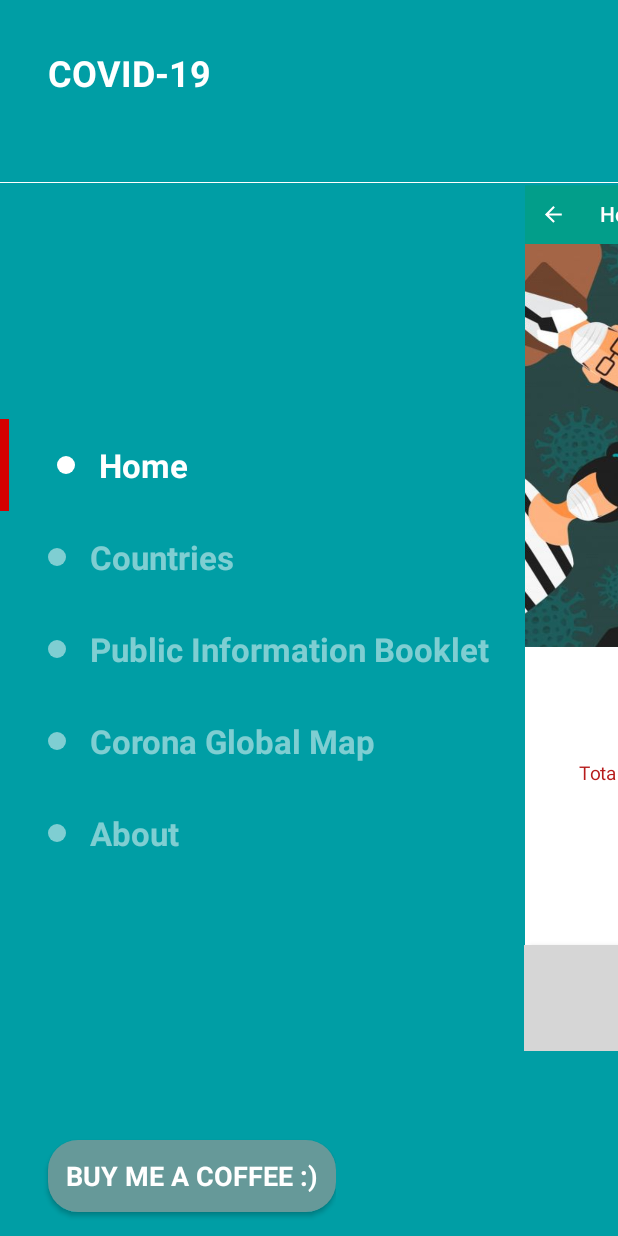
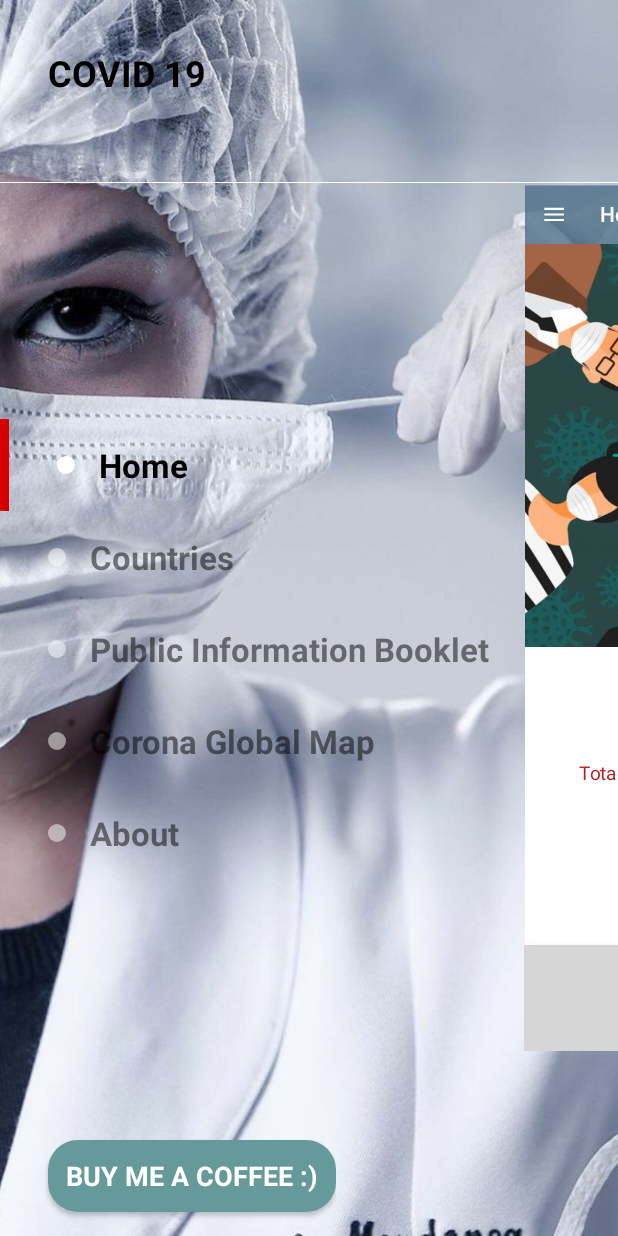
Before and after one commit to promodkumarCM/CovidTracker, an Android app: the screen it shows after launch (MainActivity), after a tap on "Open navigation drawer", on a phone screen of 412 x 824 dp. Run offline under Robolectric (Android 15) with nearby library versions, the phone set to English and light mode, and no system bars; our stand-ins replace Volley; network calls fail; grey boxes are pictures that could not be loaded.

Commit message:
Enthandokke cheythu

```diff
--- a/app/src/main/java/nl/psdcompany/duonavigationdrawer/example/MainActivity.java
+++ b/app/src/main/java/nl/psdcompany/duonavigationdrawer/example/MainActivity.java
@@ -1,11 +1,16 @@
 package nl.psdcompany.duonavigationdrawer.example;
 
 import android.os.Bundle;
+import android.view.View;
+import android.widget.TextView;
+import android.widget.Toast;
+
+import androidx.annotation.NonNull;
+import androidx.appcompat.app.AppCompatActivity;
+import androidx.appcompat.widget.Toolbar;
+import androidx.drawerlayout.widget.DrawerLayout;
 import androidx.fragment.app.Fragment;
 import androidx.fragment.app.FragmentTransaction;
-import androidx.appcompat.app.AppCompatActivity;
-import androidx.appcompat.widget.Toolbar;
-import android.widget.Toast;
 
 import java.util.ArrayList;
 import java.util.Arrays;
@@ -14,6 +19,7 @@ import nl.psdcompany.duonavigationdrawer.example.Others.MapFragment;
 import nl.psdcompany.duonavigationdrawer.example.Others.PublicInformation;
 import nl.psdcompany.duonavigationdrawer.example.country.CountryFragment;
 import nl.psdcompany.duonavigationdrawer.example.home.HomeFragment;
+import nl.psdcompany.duonavigationdrawer.example.utils.BasilHelper;
 import nl.psdcompany.duonavigationdrawer.views.DuoDrawerLayout;
 import nl.psdcompany.duonavigationdrawer.views.DuoMenuView;
 import nl.psdcompany.duonavigationdrawer.widgets.DuoDrawerToggle;
@@ -62,6 +68,32 @@ public class MainActivity extends AppCompatActivity implements DuoMenuView.OnMen
                 R.string.navigation_drawer_close);
 
         mViewHolder.mDuoDrawerLayout.setDrawerListener(duoDrawerToggle);
+        mViewHolder.mDuoDrawerLayout.setDrawerListener(new DrawerLayout.DrawerListener() {
+            @Override
+            public void onDrawerSlide(@NonNull View drawerView, float slideOffset) {
+
+            }
+
+            @Override
+            public void onDrawerOpened(@NonNull View drawerView) {
+
+                 TextView tt = drawerView.findViewById(R.id.duo_view_header_text_title);
+                 tt.setText("COVID 19");
+
+            }
+
+            @Override
+            public void onDrawerClosed(@NonNull View drawerView) {
+                TextView tt = drawerView.findViewById(R.id.duo_view_header_text_title);
+                tt.setText("");
+            }
+
+            @Override
+            public void onDrawerStateChanged(int newState) {
+
+            }
+        });
+
         duoDrawerToggle.syncState();
 
     }
@@ -70,12 +102,14 @@ public class MainActivity extends AppCompatActivity implements DuoMenuView.OnMen
         mMenuAdapter = new MenuAdapter(mTitles);
 
         mViewHolder.mDuoMenuView.setOnMenuClickListener(this);
+        mViewHolder.mDuoMenuView.setBackground(R.drawable.nav_back);
         mViewHolder.mDuoMenuView.setAdapter(mMenuAdapter);
     }
 
     @Override
     public void onFooterClicked() {
         Toast.makeText(this, "Thanks Buddy", Toast.LENGTH_SHORT).show();
+        BasilHelper.Snackbar(MainActivity.this,getWindow().getDecorView().getRootView(),"Thanks Buddy !",R.color.colorBlack,R.color.white);
     }
 
     @Override
@@ -115,9 +149,9 @@ public class MainActivity extends AppCompatActivity implements DuoMenuView.OnMen
             case 3:
                 goToFragment(new MapFragment(), false);
                 break;
-                default:
-                    goToFragment(new HomeFragment(), false);
-                    break;
+            default:
+                goToFragment(new HomeFragment(), false);
+                break;
         }
 
         // Close the drawer
--- a/app/src/main/res/values/colors.xml
+++ b/app/src/main/res/values/colors.xml
@@ -1,15 +1,20 @@
 <?xml version="1.0" encoding="utf-8"?>
 <resources>
 
-<!--
-    <color name="colorPrimary">#47c8ff</color>
-    <color name="colorPrimaryDark">#FF478EFF</color>
-    <color name="colorAccent">#FFDD7792</color>-->
+    <!--   <color name="colorPrimary">#47c8ff</color>
+       <color name="colorPrimaryDark">#FF478EFF</color>
+       <color name="colorAccent">#FFDD7792</color>-->
 
-    <color name="colorPrimary">#009ea5</color>
-    <color name="colorPrimaryDark">#029E8A</color>
+    <!--
+      <color name="colorPrimary">#009ea5</color>
+        <color name="colorPrimaryDark">#029E8A</color>
+        <color name="colorAccent">#FF4081</color>
+
+    -->
+
+    <color name="colorPrimary">#C94A6D86</color>
+    <color name="colorPrimaryDark">#C94A6D86</color>
     <color name="colorAccent">#FF4081</color>
-
 
 
     <color name="transparent">#00FFFFFF</color>
@@ -43,8 +48,6 @@
 
     <color name="tempTargetBackground">#77dd77</color>
     <color name="tempTargetDisabledBackground">#303F9F</color>
-
-
 
 
     <color name="colorInitializingBorder">#00695c</color>
--- a/duo-navigation-drawer/src/main/res/layout/duo_view_header.xml
+++ b/duo-navigation-drawer/src/main/res/layout/duo_view_header.xml
@@ -10,9 +10,8 @@
         android:layout_height="wrap_content"
         android:layout_marginLeft="32dp"
         android:layout_marginTop="32dp"
-        android:text="COVID-19"
         android:textAppearance="?android:attr/textAppearanceLarge"
-        android:textColor="@android:color/white"
+        android:textColor="@android:color/background_dark"
         android:textSize="24sp"
         android:textStyle="bold"/>
 
--- a/duo-navigation-drawer/src/main/res/layout/duo_view_option.xml
+++ b/duo-navigation-drawer/src/main/res/layout/duo_view_option.xml
@@ -38,7 +38,7 @@
             android:gravity="center_vertical|start"
             android:text="@string/app_name"
             android:textAppearance="?android:attr/textAppearanceLarge"
-            android:textColor="@android:color/white"
+            android:textColor="@android:color/background_dark"
             android:textStyle="bold"/>
     </RelativeLayout>
 </RelativeLayout>
```
Also changed, not shown: app/src/main/java/nl/psdcompany/duonavigationdrawer/example/Others/MapFragment.java (+10 -0 lines), app/src/main/java/nl/psdcompany/duonavigationdrawer/example/utils/BasilHelper.java (+3 -4 lines), app/src/main/res/layout/public_information.xml (+0 -12 lines), app/src/main/res/drawable/nav_back.jpg (added).
